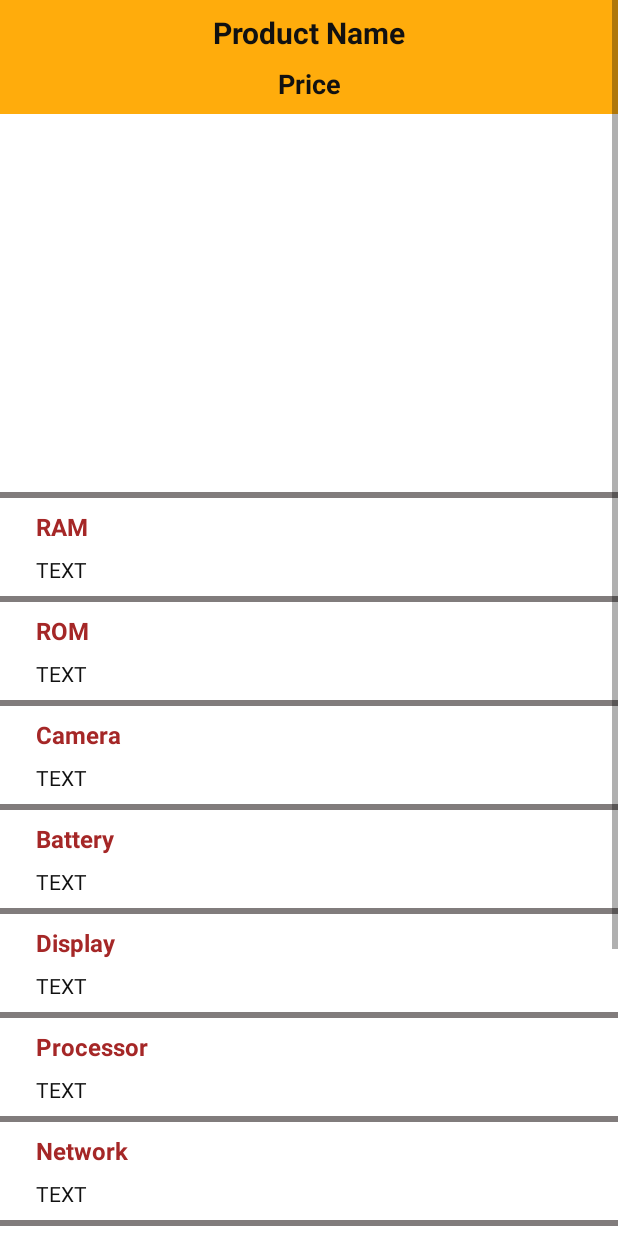
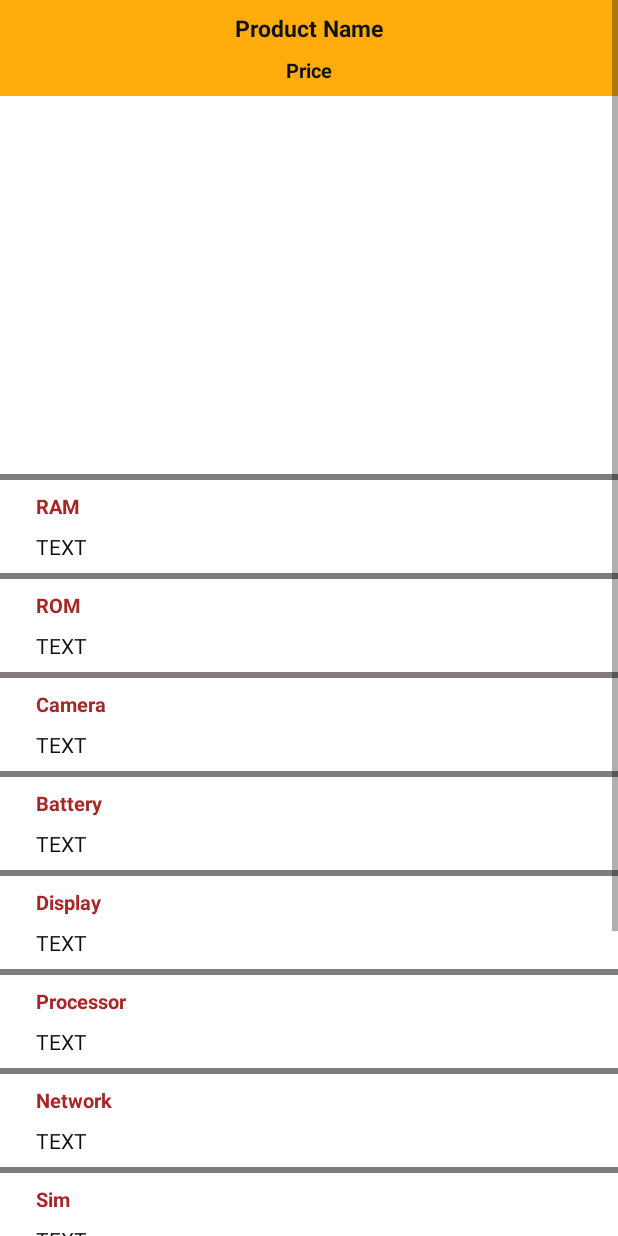
Before and after one commit to sakifsadad/Bismillah-Brand-Index, an Android app: the layout activity_available_product_details.xml on its own in the app's theme, with its tools: preview values and no code run, on a phone screen of 412 x 824 dp. Run offline under Robolectric (Android 15) with nearby library versions, the phone set to English and light mode, and no system bars; plain views replace YouTubePlayerView.

Commit message:
Internet connectivity check, Sim field add. convert memory to rom, items layout

```diff
--- a/app/src/main/java/com/example/bismillahbrandindex/UpcomingProductDetails.java
+++ b/app/src/main/java/com/example/bismillahbrandindex/UpcomingProductDetails.java
@@ -24,7 +24,7 @@ import java.util.List;
 
 public class UpcomingProductDetails extends YouTubeBaseActivity {
 
-    private TextView pname, pprice, pdisplay, pcolor, pram, prom, pcamera, pbattery, pprocessor, pnetwork, pfingerprint, pothers;
+    private TextView pname, pprice, pdisplay, pcolor, psim, pram, prom, pcamera, pbattery, pprocessor, pnetwork, pfingerprint, pothers;
     private String productID = "";
     YouTubePlayerView youTubePlayerView;
     private String youtubeVideoLink;
@@ -52,6 +52,7 @@ public class UpcomingProductDetails extends YouTubeBaseActivity {
         pnetwork = (TextView) findViewById(R.id.network);
         pfingerprint = (TextView) findViewById(R.id.fingerprint);
         pothers = (TextView) findViewById(R.id.others);
+        psim = (TextView) findViewById(R.id.sim);
 
         youTubePlayerView = (YouTubePlayerView) findViewById(R.id.player_view);
         getProductDetails(productID);
@@ -103,13 +104,14 @@ public class UpcomingProductDetails extends YouTubeBaseActivity {
                     pdisplay.setText(upcomingProducts.getDisplay());
                     pcolor.setText(upcomingProducts.getColor());
                     pram.setText(upcomingProducts.getRAM());
-                    prom.setText(upcomingProducts.getMemory());
+                    prom.setText(upcomingProducts.getROM());
                     pcamera.setText(upcomingProducts.getCamera());
                     pbattery.setText(upcomingProducts.getBattery());
                     pprocessor.setText(upcomingProducts.getProcessor());
                     pnetwork.setText(upcomingProducts.getNetwork());
                     pfingerprint.setText(upcomingProducts.getFingerprint());
                     pothers.setText(upcomingProducts.getOthers());
+                    psim.setText(upcomingProducts.getSim());
 
                     youtubeVideoLink = upcomingProducts.getYoutubeVideoLink();
                     initiateYoutube();
--- a/app/src/main/res/layout/activity_available_product_details.xml
+++ b/app/src/main/res/layout/activity_available_product_details.xml
@@ -26,11 +26,15 @@
                 android:id="@+id/product_name"
                 android:layout_width="wrap_content"
                 android:layout_height="wrap_content"
+                android:layout_marginStart="24dp"
+                android:layout_marginLeft="24dp"
                 android:layout_marginTop="8dp"
+                android:layout_marginEnd="24dp"
+                android:layout_marginRight="24dp"
                 android:layout_marginBottom="8dp"
                 android:text="Product Name"
                 android:textColor="#111"
-                android:textSize="20sp"
+                android:textSize="15sp"
                 android:textStyle="bold"
                 app:layout_constraintBottom_toTopOf="@+id/price"
                 app:layout_constraintEnd_toEndOf="parent"
@@ -41,10 +45,14 @@
                 android:id="@+id/price"
                 android:layout_width="wrap_content"
                 android:layout_height="wrap_content"
+                android:layout_marginStart="16dp"
+                android:layout_marginLeft="16dp"
+                android:layout_marginEnd="16dp"
+                android:layout_marginRight="16dp"
                 android:layout_marginBottom="8dp"
                 android:text="Price"
                 android:textColor="#111"
-                android:textSize="18sp"
+                android:textSize="13sp"
                 android:textStyle="bold"
                 app:layout_constraintBottom_toBottomOf="parent"
                 app:layout_constraintEnd_toEndOf="parent"
@@ -86,7 +94,7 @@
                 android:layout_marginBottom="8dp"
                 android:text="RAM"
                 android:textColor="#A52727"
-                android:textSize="16sp"
+                android:textSize="13sp"
                 android:textStyle="bold"
                 app:layout_constraintBottom_toTopOf="@+id/ram"
                 app:layout_constraintStart_toStartOf="parent"
@@ -128,7 +136,7 @@
                 android:layout_marginBottom="8dp"
                 android:text="ROM"
                 android:textColor="#A52727"
-                android:textSize="16sp"
+                android:textSize="13sp"
                 android:textStyle="bold"
                 app:layout_constraintBottom_toTopOf="@+id/rom"
                 app:layout_constraintStart_toStartOf="parent"
@@ -171,7 +179,7 @@
                 android:layout_marginBottom="8dp"
                 android:text="Camera"
                 android:textColor="#A52727"
-                android:textSize="16sp"
+                android:textSize="13sp"
                 android:textStyle="bold"
                 app:layout_constraintBottom_toTopOf="@+id/camera"
                 app:layout_constraintStart_toStartOf="parent"
@@ -212,7 +220,7 @@
                 android:layout_marginBottom="8dp"
                 android:text="Battery"
                 android:textColor="#A52727"
-                android:textSize="16sp"
+                android:textSize="13sp"
                 android:textStyle="bold"
                 app:layout_constraintBottom_toTopOf="@+id/battery"
                 app:layout_constraintStart_toStartOf="parent"
@@ -253,7 +261,7 @@
                 android:layout_marginBottom="8dp"
                 android:text="Display"
                 android:textColor="#A52727"
-                android:textSize="16sp"
+                android:textSize="13sp"
                 android:textStyle="bold"
                 app:layout_constraintBottom_toTopOf="@+id/display"
                 app:layout_constraintStart_toStartOf="parent"
@@ -294,7 +302,7 @@
                 android:layout_marginBottom="8dp"
                 android:text="Processor"
                 android:textColor="#A52727"
-                android:textSize="16sp"
+                android:textSize="13sp"
                 android:textStyle="bold"
                 app:layout_constraintBottom_toTopOf="@+id/processor"
                 app:layout_constraintStart_toStartOf="parent"
@@ -335,7 +343,7 @@
                 android:layout_marginBottom="8dp"
                 android:text="Network"
                 android:textColor="#A52727"
-                android:textSize="16sp"
+                android:textSize="13sp"
                 android:textStyle="bold"
                 app:layout_constraintBottom_toTopOf="@+id/network"
                 app:layout_constraintStart_toStartOf="parent"
@@ -356,6 +364,58 @@
                 app:layout_constraintTop_toBottomOf="@+id/textView9" />
         </android.support.constraint.ConstraintLayout>
 
+
+
+        <android.support.constraint.ConstraintLayout
+            android:id="@+id/constraintLayout91"
+            android:layout_width="match_parent"
+            android:layout_height="wrap_content"
+            android:layout_marginTop="4dp"
+            android:background="#ffff"
+            app:layout_constraintEnd_toEndOf="parent"
+            app:layout_constraintStart_toStartOf="parent"
+            app:layout_constraintTop_toBottomOf="@+id/constraintLayout9">
+
+            <TextView
+                android:id="@+id/textView0"
+                android:layout_width="wrap_content"
+                android:layout_height="wrap_content"
+                android:layout_marginStart="24dp"
+                android:layout_marginLeft="24dp"
+                android:layout_marginTop="8dp"
+                android:layout_marginBottom="8dp"
+                android:text="Sim"
+                android:textColor="#A52727"
+                android:textSize="13sp"
+                android:textStyle="bold"
+                app:layout_constraintBottom_toTopOf="@+id/sim"
+                app:layout_constraintStart_toStartOf="parent"
+                app:layout_constraintTop_toTopOf="parent" />
+
+            <TextView
+                android:id="@+id/sim"
+                android:layout_width="wrap_content"
+                android:layout_height="wrap_content"
+                android:layout_marginStart="24dp"
+                android:layout_marginLeft="24dp"
+                android:layout_marginBottom="8dp"
+                android:text="TEXT"
+                android:textColor="#111"
+                android:textSize="14sp"
+                app:layout_constraintBottom_toBottomOf="parent"
+                app:layout_constraintStart_toStartOf="parent"
+                app:layout_constraintTop_toBottomOf="@+id/textView0" />
+        </android.support.constraint.ConstraintLayout>
+
+
+
+
+
+
+
+
+
+
         <android.support.constraint.ConstraintLayout
             android:id="@+id/constraintLayout10"
             android:layout_width="match_parent"
@@ -364,7 +424,7 @@
             android:background="#ffff"
             app:layout_constraintEnd_toEndOf="parent"
             app:layout_constraintStart_toStartOf="parent"
-            app:layout_constraintTop_toBottomOf="@+id/constraintLayout9">
+            app:layout_constraintTop_toBottomOf="@+id/constraintLayout91">
 
             <TextView
                 android:id="@+id/textView10"
@@ -376,7 +436,7 @@
                 android:layout_marginBottom="8dp"
                 android:text="Fingerprint"
                 android:textColor="#A52727"
-                android:textSize="16sp"
+                android:textSize="13sp"
                 android:textStyle="bold"
                 app:layout_constraintBottom_toTopOf="@+id/fingerprint"
                 app:layout_constraintStart_toStartOf="parent"
@@ -418,7 +478,7 @@
                 android:layout_marginBottom="8dp"
                 android:text="Others"
                 android:textColor="#A52727"
-                android:textSize="16sp"
+                android:textSize="13sp"
                 android:textStyle="bold"
                 app:layout_constraintBottom_toTopOf="@+id/others"
                 app:layout_constraintStart_toStartOf="parent"
@@ -459,7 +519,7 @@
                 android:layout_marginBottom="8dp"
                 android:text="Color"
                 android:textColor="#A52727"
-                android:textSize="16sp"
+                android:textSize="13sp"
                 android:textStyle="bold"
                 app:layout_constraintBottom_toTopOf="@+id/color"
                 app:layout_constraintStart_toStartOf="parent"
--- a/app/src/main/res/layout/activity_splash_screen.xml
+++ b/app/src/main/res/layout/activity_splash_screen.xml
@@ -16,13 +16,12 @@
         app:layout_constraintEnd_toEndOf="parent"
         app:layout_constraintStart_toStartOf="parent"
         app:layout_constraintTop_toTopOf="parent"
-        app:srcCompat="@drawable/splash_logo" />
+        app:srcCompat="@drawable/splash" />
 
     <ProgressBar
         android:id="@+id/progressBar"
         android:layout_width="wrap_content"
         android:layout_height="wrap_content"
-        android:layout_marginBottom="8dp"
         android:progressDrawable="@drawable/circular_progressbar"
         app:layout_constraintBottom_toBottomOf="parent"
         app:layout_constraintEnd_toEndOf="parent"
```
Also changed, not shown: app/src/main/AndroidManifest.xml (+12 -6 lines), app/src/main/java/com/example/bismillahbrandindex/AllUpcomingProducts.java (+10 -3 lines), app/src/main/java/com/example/bismillahbrandindex/AppStatus.java (added, +38 -0 lines), app/src/main/java/com/example/bismillahbrandindex/AvailableProductDetails.java (+6 -3 lines), app/src/main/java/com/example/bismillahbrandindex/MainActivity.java (+20 -6 lines), app/src/main/java/com/example/bismillahbrandindex/Model/AvailableProducts.java (+16 -7 lines), app/src/main/java/com/example/bismillahbrandindex/Model/UpcomingProducts.java (+20 -7 lines), app/src/main/res/drawable/product_layout_border.xml (added, +7 -0 lines), app/src/main/res/layout/activity_main.xml (+30 -3 lines), app/src/main/res/layout/content_home.xml (+26 -26 lines), app/src/main/res/layout/products_items_layout.xml (+23 -15 lines), app/src/main/res/drawable/splash.png (added).
